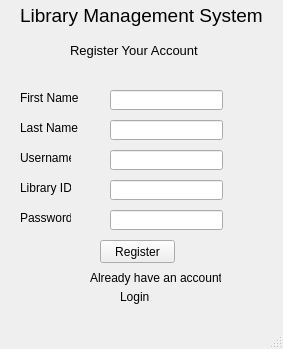
mursalatul/library-management-system, file ui/register_page.ui: the form before one commit.
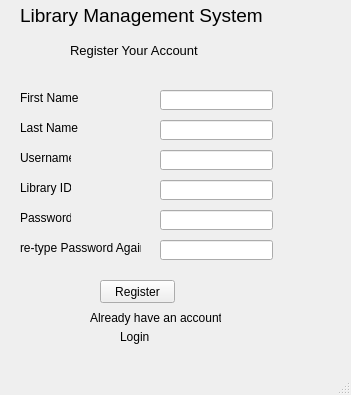
The form after the commit.

Commit message: added the retyped password section in the ui

The edit to the form file:
```diff
--- a/ui/register_page.ui
+++ b/ui/register_page.ui
@@ -6,8 +6,8 @@
    <rect>
     <x>0</x>
     <y>0</y>
-    <width>283</width>
-    <height>349</height>
+    <width>351</width>
+    <height>395</height>
    </rect>
   </property>
   <property name="windowTitle">
@@ -119,7 +119,7 @@
     <property name="geometry">
      <rect>
       <x>100</x>
-      <y>240</y>
+      <y>280</y>
       <width>75</width>
       <height>23</height>
      </rect>
@@ -131,7 +131,7 @@
    <widget class="QLineEdit" name="lineEdit_firstname">
     <property name="geometry">
      <rect>
-      <x>110</x>
+      <x>160</x>
       <y>90</y>
       <width>113</width>
       <height>20</height>
@@ -141,7 +141,7 @@
    <widget class="QLineEdit" name="lineEdit_lastname">
     <property name="geometry">
      <rect>
-      <x>110</x>
+      <x>160</x>
       <y>120</y>
       <width>113</width>
       <height>20</height>
@@ -151,7 +151,7 @@
    <widget class="QLineEdit" name="lineEdit_username">
     <property name="geometry">
      <rect>
-      <x>110</x>
+      <x>160</x>
       <y>150</y>
       <width>113</width>
       <height>20</height>
@@ -161,7 +161,7 @@
    <widget class="QLineEdit" name="lineEdit_libraryid">
     <property name="geometry">
      <rect>
-      <x>110</x>
+      <x>160</x>
       <y>180</y>
       <width>113</width>
       <height>20</height>
@@ -171,7 +171,7 @@
    <widget class="QLineEdit" name="lineEdit_password">
     <property name="geometry">
      <rect>
-      <x>110</x>
+      <x>160</x>
       <y>210</y>
       <width>113</width>
       <height>20</height>
@@ -182,7 +182,7 @@
     <property name="geometry">
      <rect>
       <x>90</x>
-      <y>270</y>
+      <y>310</y>
       <width>131</width>
       <height>16</height>
      </rect>
@@ -195,7 +195,7 @@
     <property name="geometry">
      <rect>
       <x>120</x>
-      <y>290</y>
+      <y>330</y>
       <width>47</width>
       <height>14</height>
      </rect>
@@ -211,6 +211,29 @@
      <string>Login</string>
     </property>
    </widget>
+   <widget class="QLabel" name="label">
+    <property name="geometry">
+     <rect>
+      <x>20</x>
+      <y>240</y>
+      <width>121</width>
+      <height>16</height>
+     </rect>
+    </property>
+    <property name="text">
+     <string>re-type Password Again</string>
+    </property>
+   </widget>
+   <widget class="QLineEdit" name="lineEdit_password_retype">
+    <property name="geometry">
+     <rect>
+      <x>160</x>
+      <y>240</y>
+      <width>113</width>
+      <height>20</height>
+     </rect>
+    </property>
+   </widget>
   </widget>
   <widget class="QMenuBar" name="menubar">
    <property name="geometry">
```
Left out of the diff: 2 changed lines with no effect on the pictures.
